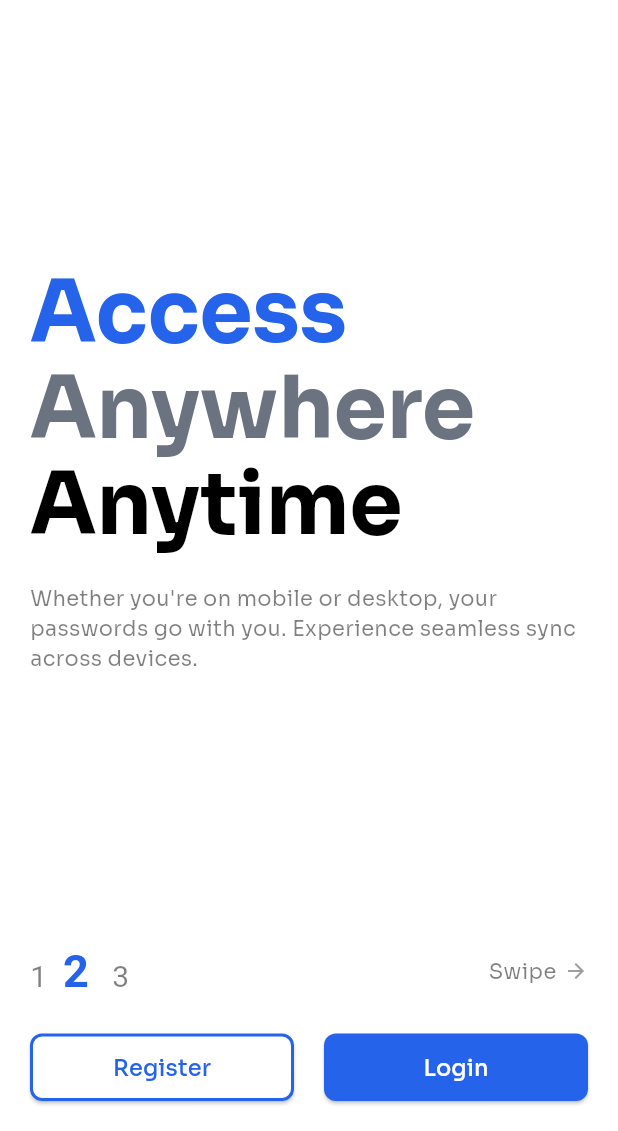
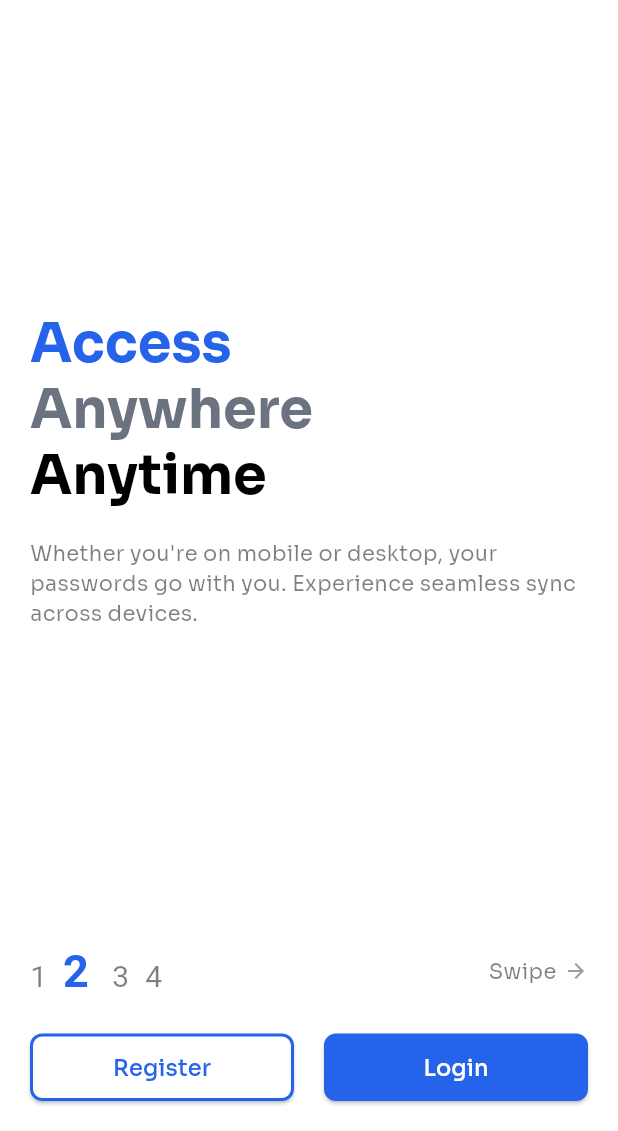
Before and after one commit to kaiumallimon/zeropass, a Flutter app: the screen it shows after launch, swiped to page 2, on a phone screen of 412 x 824 dp, the part 105-1236 px from its top. Run offline on Flutter 3.47's test engine with Material 3 defaults, Android fonts, the phone set to English and light mode, and no system bars; our stand-ins replace flutter_dotenv, flutter_secure_storage, go_router, hive, hive_flutter, hugeicons and 2 more; missing offline and left inert: encrypt, otp, pointycastle, qr_code_scanner_plus; accounts and stored records are empty.

Commit message:
feat: Update welcome page to include TOTP authentication; enhance navigation and app strings

```diff
--- a/lib/core/constants/app_strings.dart
+++ b/lib/core/constants/app_strings.dart
@@ -22,6 +22,12 @@ class AppStrings {
   static final String welcome3Subtitle =
       'Easily manage and categorize your logins. ZeroPass gives you control over your digital security, all in one app.';
 
+  static final String welcome4Title1 = 'Two-Factor\n';
+  static final String welcome4Title2 = 'Authentication\n';
+  static final String welcome4Title3 = 'Made Easy';
+  static final String welcome4Subtitle =
+      'Generate TOTP codes instantly for your accounts. Add an extra layer of security with time-based one-time passwords, all within ZeroPass.';
+
   static final String registerTitle = 'Register';
   static final String registerSubtitle =
       'Create an account to start managing your passwords securely.';
--- a/lib/presentation/pages/welcome/welcome_page.dart
+++ b/lib/presentation/pages/welcome/welcome_page.dart
@@ -21,7 +21,7 @@ class WelcomePage extends StatelessWidget {
 
       body: SafeArea(
         child: PageView.builder(
-          itemCount: 3,
+          itemCount: 4,
 
           itemBuilder: (context, index) {
             return Container(
@@ -44,14 +44,14 @@ class WelcomePage extends StatelessWidget {
                       Text.rich(
                         TextSpan(
                           text: _getTitle(index).first,
-                          style: theme.textTheme.displayLarge?.copyWith(
+                          style: theme.textTheme.displaySmall?.copyWith(
                             color: theme.colorScheme.primary,
                             fontWeight: FontWeight.bold,
                           ),
                           children: [
                             TextSpan(
                               text: _getTitle(index)[1],
-                              style: theme.textTheme.displayLarge?.copyWith(
+                              style: theme.textTheme.displaySmall?.copyWith(
                                 color: theme.colorScheme.secondary,
                                 fontWeight: FontWeight.bold,
                               ),
@@ -59,7 +59,7 @@ class WelcomePage extends StatelessWidget {
 
                             TextSpan(
                               text: _getTitle(index).last,
-                              style: theme.textTheme.displayLarge?.copyWith(
+                              style: theme.textTheme.displaySmall?.copyWith(
                                 color: theme.colorScheme.onSurface,
                                 fontWeight: FontWeight.bold,
                               ),
@@ -185,6 +185,12 @@ class WelcomePage extends StatelessWidget {
           AppStrings.welcome3Title2,
           AppStrings.welcome3Title3,
         ];
+      case 3:
+        return [
+          AppStrings.welcome4Title1,
+          AppStrings.welcome4Title2,
+          AppStrings.welcome4Title3,
+        ];
       default:
         return [];
     }
@@ -199,6 +205,8 @@ class WelcomePage extends StatelessWidget {
         return AppStrings.welcome2Subtitle;
       case 2:
         return AppStrings.welcome3Subtitle;
+      case 3:
+        return AppStrings.welcome4Subtitle;
       default:
         return '';
     }
--- a/lib/presentation/pages/welcome/widgets/pageview_navigator.dart
+++ b/lib/presentation/pages/welcome/widgets/pageview_navigator.dart
@@ -36,7 +36,7 @@ class WelcomePageNavigator extends StatelessWidget {
           ),
 
           TextSpan(
-            text: "3",
+            text: "3  ",
             style: TextStyle(
               color: index == 2
                   ? theme.colorScheme.primary
@@ -45,6 +45,17 @@ class WelcomePageNavigator extends StatelessWidget {
               fontSize: index == 2 ? 30 : 20,
             ),
           ),
+
+          TextSpan(
+            text: "4",
+            style: TextStyle(
+              color: index == 3
+                  ? theme.colorScheme.primary
+                  : theme.colorScheme.onSurface.withOpacity(.5),
+              fontWeight: index == 3 ? FontWeight.bold : FontWeight.normal,
+              fontSize: index == 3 ? 30 : 20,
+            ),
+          ),
         ],
       ),
     );
--- a/lib/presentation/providers/registration_provider.dart
+++ b/lib/presentation/providers/registration_provider.dart
@@ -3,7 +3,6 @@ import 'package:go_router/go_router.dart';
 import 'package:quickalert/models/quickalert_type.dart';
 import 'package:quickalert/widgets/quickalert_dialog.dart';
 import 'package:zeropass/data/services/auth_service.dart';
-import 'package:zeropass/data/services/email_verifier.dart';
 
 class RegistrationProvider extends ChangeNotifier {
   /// TextEditingControllers for registration fields
--- a/lib/routes/app_routes.dart
+++ b/lib/routes/app_routes.dart
@@ -19,7 +19,6 @@ import 'package:zeropass/presentation/pages/dashboard/profile/privacy_policy_pag
 import 'package:zeropass/presentation/pages/dashboard/profile/change_password_page.dart';
 import 'package:zeropass/presentation/pages/dashboard/profile/edit_profile_page.dart';
 import 'package:zeropass/presentation/pages/dashboard/totp/totp_add_manual_page.dart';
-import 'package:zeropass/presentation/pages/dashboard/totp/totp_add_qr_code_page.dart';
 import 'package:zeropass/presentation/pages/dashboard/totp/totp_page.dart';
 import 'package:zeropass/presentation/pages/splash/splash_page.dart';
 import 'package:zeropass/presentation/pages/welcome/welcome_page.dart';
```
